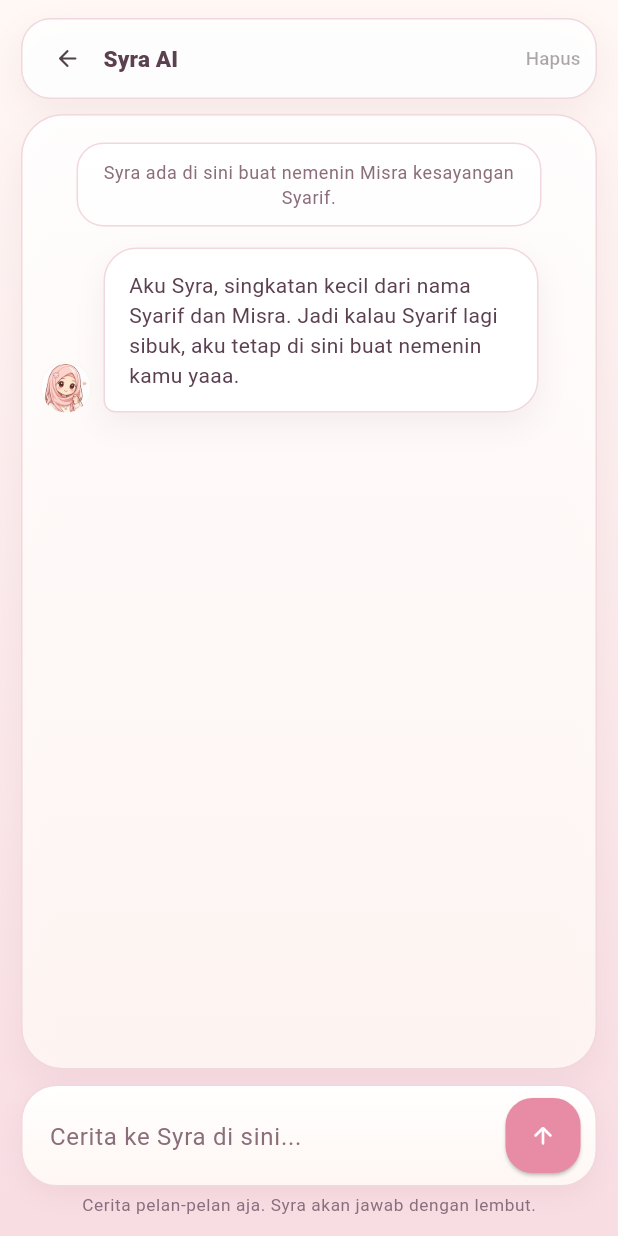
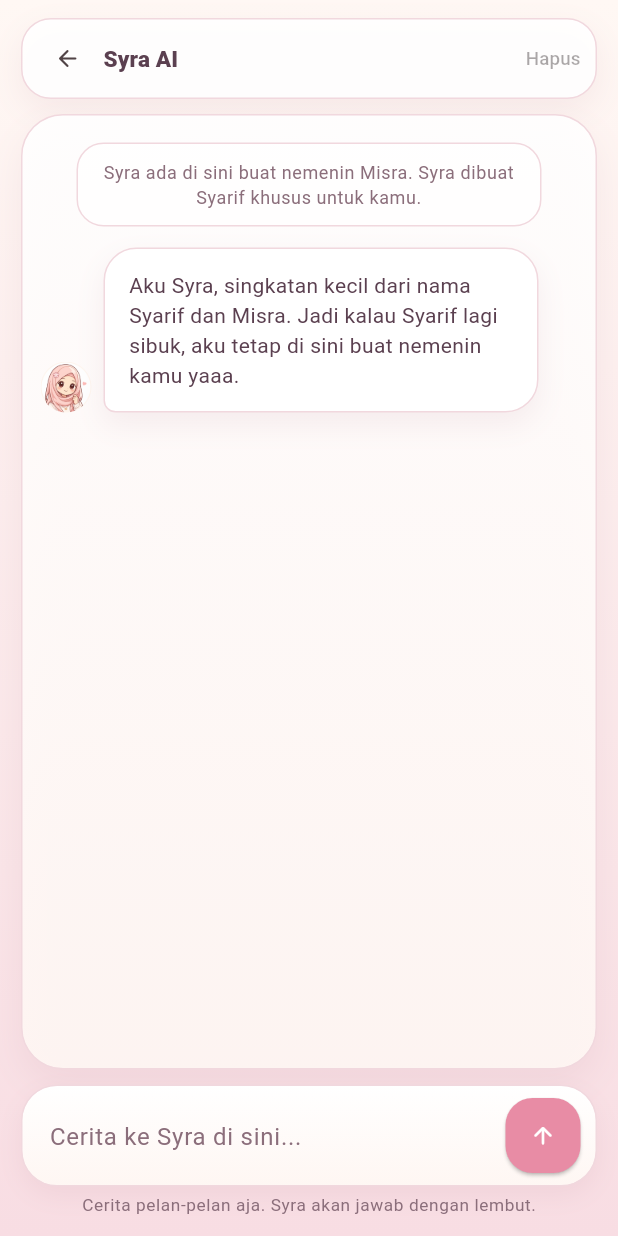
Before and after one commit to Sarif-rex/formisra, a Flutter app: the ChatPage screen opened by its route, on a phone screen of 412 x 824 dp. Run offline on Flutter 3.47's test engine with Material 3 defaults, Android fonts, the phone set to English and light mode, and no system bars; our stand-ins replace shared_preferences; accounts and stored records are empty.

Commit message:
Update chat helper line

```diff
--- a/lib/pages/chat_page.dart
+++ b/lib/pages/chat_page.dart
@@ -437,7 +437,7 @@ class _ChatPageState extends State<ChatPage> {
                                   border: Border.all(color: AppColors.border),
                                 ),
                                 child: Text(
-                                  'Syra ada di sini buat nemenin Misra kesayangan Syarif.',
+                                  'Syra ada di sini buat nemenin Misra. Syra dibuat Syarif khusus untuk kamu.',
                                   textAlign: TextAlign.center,
                                   style: Theme.of(context)
                                       .textTheme
```
